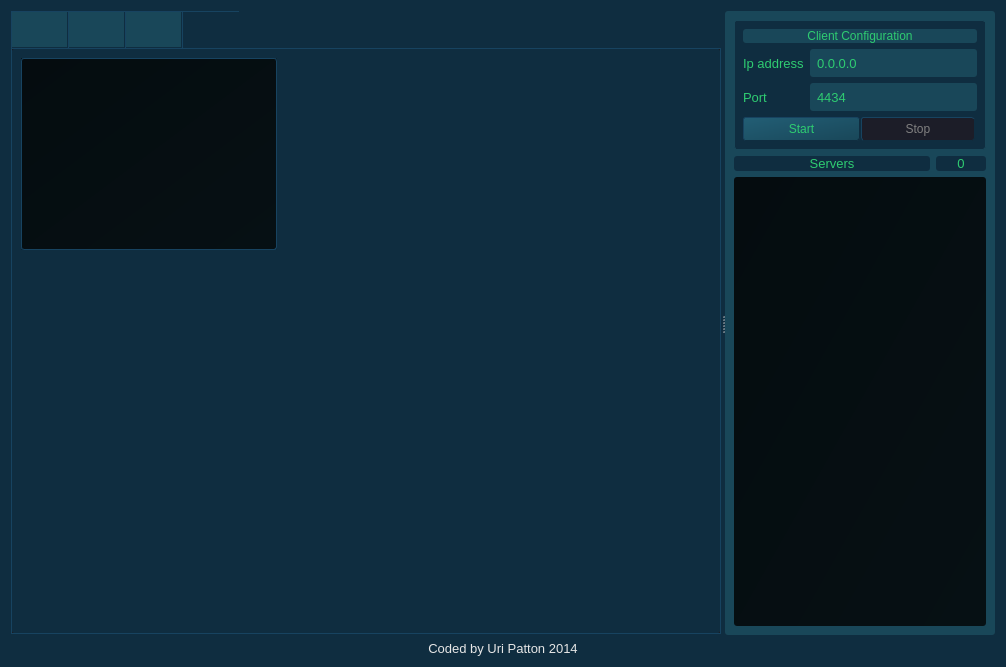
First picture: the form in SOURCE/GUI.ui, repository pavliqs/Mirakuru, before the edit.
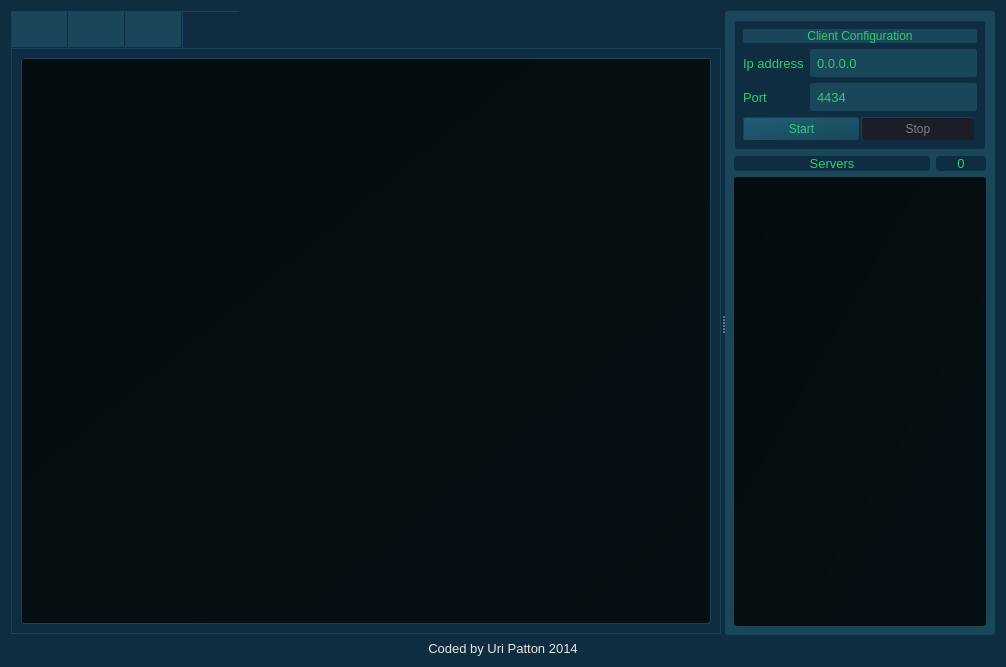
Second picture: the form after the edit. The open tabs and pages were chosen to show the change. Icons and pictures are not drawn.

Patch:
```diff
--- a/SOURCE/GUI.ui
+++ b/SOURCE/GUI.ui
@@ -1089,15 +1089,9 @@
          <attribute name="title">
           <string/>
          </attribute>
+         <layout class="QGridLayout" name="gridLayout_3">
+          <item row="0" column="0">
          <widget class="QTextEdit" name="statusConsoleText">
-          <property name="geometry">
-           <rect>
-            <x>9</x>
-            <y>9</y>
-            <width>256</width>
-            <height>192</height>
-           </rect>
-          </property>
           <property name="sizePolicy">
            <sizepolicy hsizetype="Ignored" vsizetype="Expanding">
             <horstretch>1</horstretch>
@@ -1142,6 +1136,8 @@
            <number>5</number>
           </property>
          </widget>
+          </item>
+         </layout>
         </widget>
        </widget>
       </widget>
```
Lines whose indentation alone changed are shown as unchanged.
